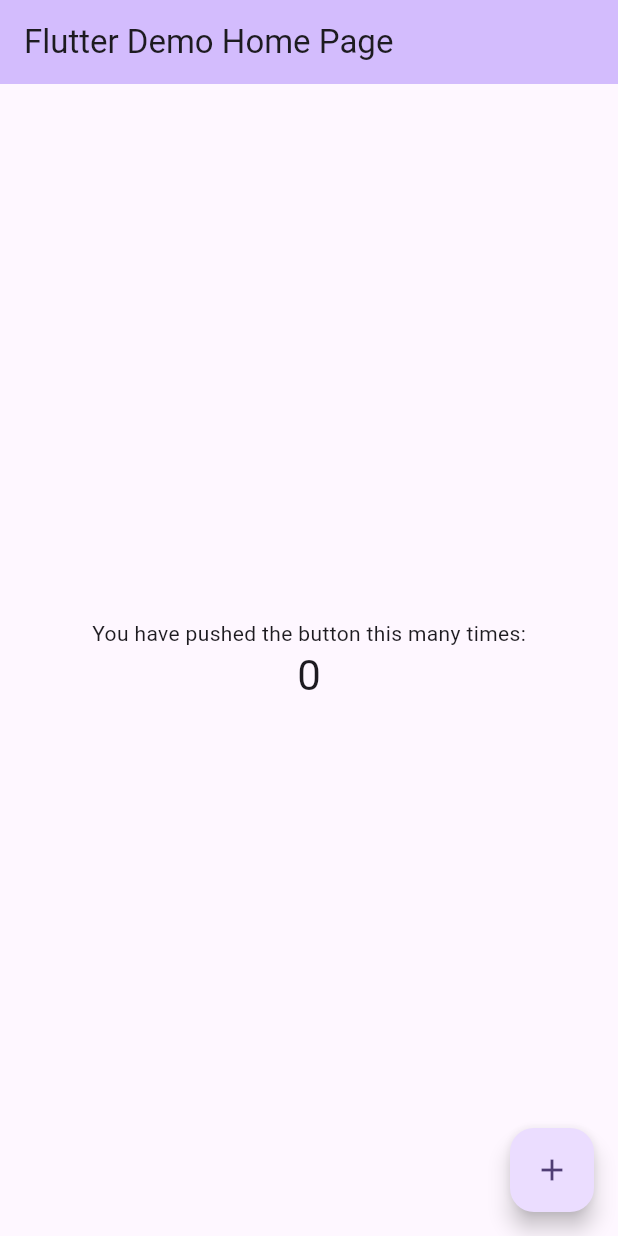
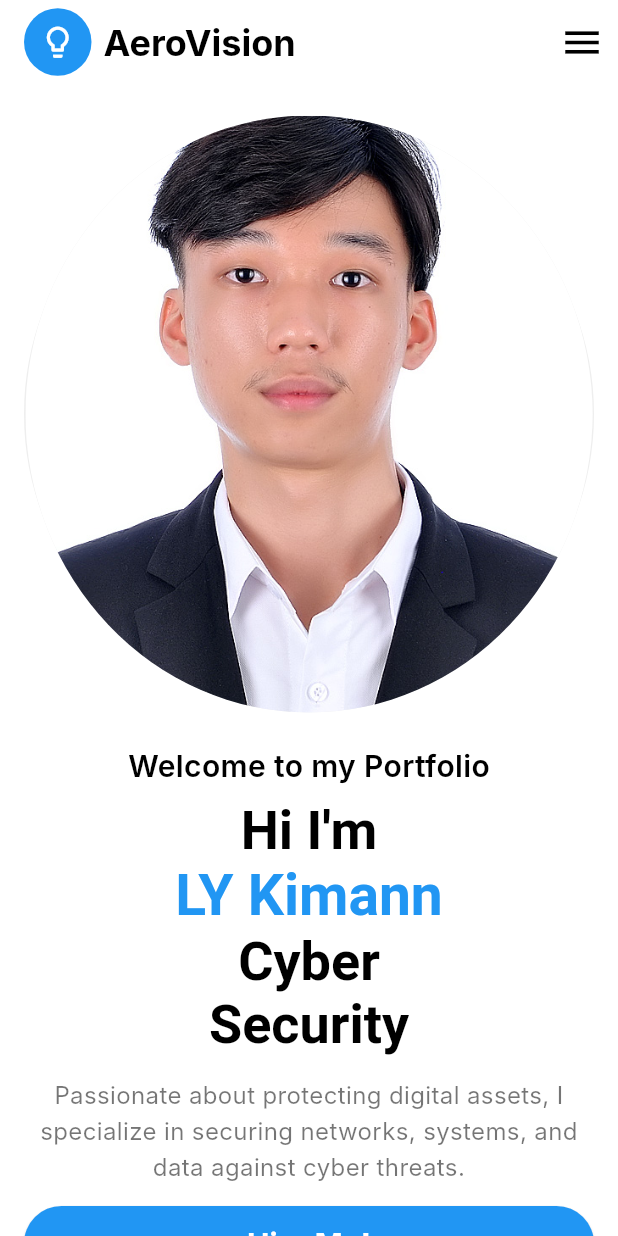
Before and after one commit to Kim4nn/IMA_Flutter_User-Portfolio, a Flutter app: the screen it shows after launch, on a phone screen of 412 x 824 dp. Run offline on Flutter 3.47's test engine with Material 3 defaults, Android fonts, the phone set to English and light mode, and no system bars; Roboto replaces fonts that are missing (Inter).

Commit message:
Finish creating the portfolio page.

```diff
--- a/lib/main.dart
+++ b/lib/main.dart
@@ -7,116 +7,193 @@ void main() {
 class MyApp extends StatelessWidget {
   const MyApp({super.key});
 
-  // This widget is the root of your application.
   @override
   Widget build(BuildContext context) {
     return MaterialApp(
-      title: 'Flutter Demo',
-      theme: ThemeData(
-        // This is the theme of your application.
-        //
-        // TRY THIS: Try running your application with "flutter run". You'll see
-        // the application has a purple toolbar. Then, without quitting the app,
-        // try changing the seedColor in the colorScheme below to Colors.green
-        // and then invoke "hot reload" (save your changes or press the "hot
-        // reload" button in a Flutter-supported IDE, or press "r" if you used
-        // the command line to start the app).
-        //
-        // Notice that the counter didn't reset back to zero; the application
-        // state is not lost during the reload. To reset the state, use hot
-        // restart instead.
-        //
-        // This works for code too, not just values: Most code changes can be
-        // tested with just a hot reload.
-        colorScheme: ColorScheme.fromSeed(seedColor: Colors.deepPurple),
-      ),
-      home: const MyHomePage(title: 'Flutter Demo Home Page'),
+      debugShowCheckedModeBanner: false,
+      title: 'Portfolio App',
+      theme: ThemeData(primarySwatch: Colors.blue, fontFamily: 'Inter'),
+      home: const PortfolioScreen(),
     );
   }
 }
 
-class MyHomePage extends StatefulWidget {
-  const MyHomePage({super.key, required this.title});
-
-  // This widget is the home page of your application. It is stateful, meaning
-  // that it has a State object (defined below) that contains fields that affect
-  // how it looks.
-
-  // This class is the configuration for the state. It holds the values (in this
-  // case the title) provided by the parent (in this case the App widget) and
-  // used by the build method of the State. Fields in a Widget subclass are
-  // always marked "final".
-
-  final String title;
-
-  @override
-  State<MyHomePage> createState() => _MyHomePageState();
-}
-
-class _MyHomePageState extends State<MyHomePage> {
-  int _counter = 0;
-
-  void _incrementCounter() {
-    setState(() {
-      // This call to setState tells the Flutter framework that something has
-      // changed in this State, which causes it to rerun the build method below
-      // so that the display can reflect the updated values. If we changed
-      // _counter without calling setState(), then the build method would not be
-      // called again, and so nothing would appear to happen.
-      _counter++;
-    });
-  }
+class PortfolioScreen extends StatelessWidget {
+  const PortfolioScreen({super.key});
 
   @override
   Widget build(BuildContext context) {
-    // This method is rerun every time setState is called, for instance as done
-    // by the _incrementCounter method above.
-    //
-    // The Flutter framework has been optimized to make rerunning build methods
-    // fast, so that you can just rebuild anything that needs updating rather
-    // than having to individually change instances of widgets.
     return Scaffold(
+      backgroundColor: Colors.white,
       appBar: AppBar(
-        // TRY THIS: Try changing the color here to a specific color (to
-        // Colors.amber, perhaps?) and trigger a hot reload to see the AppBar
-        // change color while the other colors stay the same.
-        backgroundColor: Theme.of(context).colorScheme.inversePrimary,
-        // Here we take the value from the MyHomePage object that was created by
-        // the App.build method, and use it to set our appbar title.
-        title: Text(widget.title),
-      ),
-      body: Center(
-        // Center is a layout widget. It takes a single child and positions it
-        // in the middle of the parent.
-        child: Column(
-          // Column is also a layout widget. It takes a list of children and
-          // arranges them vertically. By default, it sizes itself to fit its
-          // children horizontally, and tries to be as tall as its parent.
-          //
-          // Column has various properties to control how it sizes itself and
-          // how it positions its children. Here we use mainAxisAlignment to
-          // center the children vertically; the main axis here is the vertical
-          // axis because Columns are vertical (the cross axis would be
-          // horizontal).
-          //
-          // TRY THIS: Invoke "debug painting" (choose the "Toggle Debug Paint"
-          // action in the IDE, or press "p" in the console), to see the
-          // wireframe for each widget.
-          mainAxisAlignment: MainAxisAlignment.center,
-          children: <Widget>[
-            const Text('You have pushed the button this many times:'),
-            Text(
-              '$_counter',
-              style: Theme.of(context).textTheme.headlineMedium,
+        backgroundColor: Colors.white,
+        elevation: 0,
+        title: Row(
+          children: [
+            Container(
+              padding: const EdgeInsets.all(10),
+              alignment: Alignment.center,
+              decoration: BoxDecoration(
+                color: Colors.blue,
+                borderRadius: BorderRadius.circular(25),
+              ),
+              child: const Icon(
+                Icons.lightbulb_outline,
+                color: Colors.white,
+                size: 25,
+              ),
+            ),
+            const SizedBox(width: 8),
+            const Text(
+              'AeroVision',
+              style: TextStyle(
+                color: Colors.black,
+                fontWeight: FontWeight.bold,
+                fontSize: 24,
+              ),
             ),
           ],
         ),
+        actions: [
+          IconButton(
+            icon: const Icon(Icons.menu, color: Colors.black, size: 30),
+            onPressed: () {},
+          ),
+        ],
       ),
-      floatingActionButton: FloatingActionButton(
-        onPressed: _incrementCounter,
-        tooltip: 'Increment',
-        child: const Icon(Icons.add),
-      ), // This trailing comma makes auto-formatting nicer for build methods.
+      body: SingleChildScrollView(
+        child: Padding(
+          padding: const EdgeInsets.symmetric(horizontal: 16),
+          child: Column(
+            children: [
+              const SizedBox(height: 20),
+              // Profile Image with circular border
+              Container(
+                width: 400,
+                height: 400,
+                decoration: BoxDecoration(
+                  shape: BoxShape.circle,
+                  border: Border.all(color: Colors.grey.shade200, width: 1),
+                ),
+                child: ClipOval(
+                  child: Container(
+                    color: Colors.grey.shade200,
+                    child: const Image(
+                      image: AssetImage('assets/images/Profile.jpg'),
+                      fit: BoxFit.cover,
+                    ),
+                  ),
+                ),
+              ),
+              const SizedBox(height: 20),
+              const Text(
+                'Welcome to my Portfolio',
+                style: TextStyle(
+                  fontSize: 20,
+                  fontWeight: FontWeight.w600,
+                  color: Colors.black,
+                ),
+              ),
+              const SizedBox(height: 8),
+              RichText(
+                text: const TextSpan(
+                  children: [
+                    TextSpan(
+                      text: 'Hi I\'m\n',
+                      style: TextStyle(
+                        fontSize: 36,
+                        fontWeight: FontWeight.bold,
+                        color: Colors.black,
+                      ),
+                    ),
+                    TextSpan(
+                      text: 'LY Kimann\n',
+                      style: TextStyle(
+                        fontSize: 38,
+                        fontWeight: FontWeight.bold,
+                        color: Colors.blue,
+                      ),
+                    ),
+                    TextSpan(
+                      text: 'Cyber\nSecurity',
+                      style: TextStyle(
+                        fontSize: 36,
+                        fontWeight: FontWeight.bold,
+                        color: Colors.black,
+                      ),
+                    ),
+                  ],
+                ),
+                textAlign: TextAlign.center,
+              ),
+              const SizedBox(height: 14),
+              const Text(
+                'Passionate about protecting digital assets, I specialize in securing networks, systems, and data against cyber threats.',
+                textAlign: TextAlign.center,
+                style: TextStyle(
+                  fontSize: 16,
+                  color: Colors.black54,
+                  height: 1.5,
+                ),
+              ),
+              const SizedBox(height: 14),
+              // Hire Me Button
+              SizedBox(
+                width: double.infinity,
+                height: 50,
+                child: ElevatedButton(
+                  onPressed: () {},
+                  style: ElevatedButton.styleFrom(
+                    backgroundColor: Colors.blue,
+                    shape: RoundedRectangleBorder(
+                      borderRadius: BorderRadius.circular(25),
+                    ),
+                  ),
+                  child: const Text(
+                    'Hire Me!',
+                    style: TextStyle(
+                      fontSize: 20,
+                      fontWeight: FontWeight.bold,
+                      color: Colors.white,
+                    ),
+                  ),
+                ),
+              ),
+              const SizedBox(height: 10),
+              // Download CV Button
+              SizedBox(
+                width: double.infinity,
+                height: 50,
+                child: OutlinedButton(
+                  onPressed: () {},
+                  style: OutlinedButton.styleFrom(
+                    side: const BorderSide(color: Colors.blue),
+                    shape: RoundedRectangleBorder(
+                      borderRadius: BorderRadius.circular(25),
+                    ),
+                  ),
+                  child: Row(
+                    mainAxisAlignment: MainAxisAlignment.center,
+                    children: const [
+                      Text(
+                        'Download CV',
+                        style: TextStyle(
+                          fontSize: 20,
+                          fontWeight: FontWeight.bold,
+                          color: Colors.blue,
+                        ),
+                      ),
+                      SizedBox(width: 8),
+                      Icon(Icons.download, color: Colors.blue, size: 22),
+                    ],
+                  ),
+                ),
+              ),
+              const SizedBox(height: 28),
+            ],
+          ),
+        ),
+      ),
     );
   }
 }
```
Also changed, not shown: pubspec.yaml (+3 -5 lines), assets/images/Profile.jpg (added).
